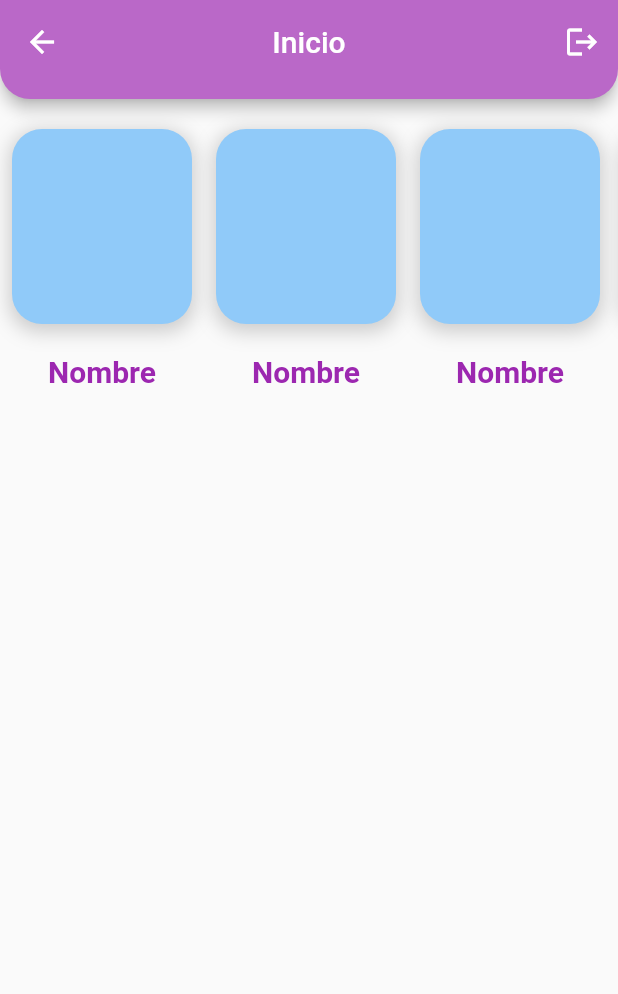
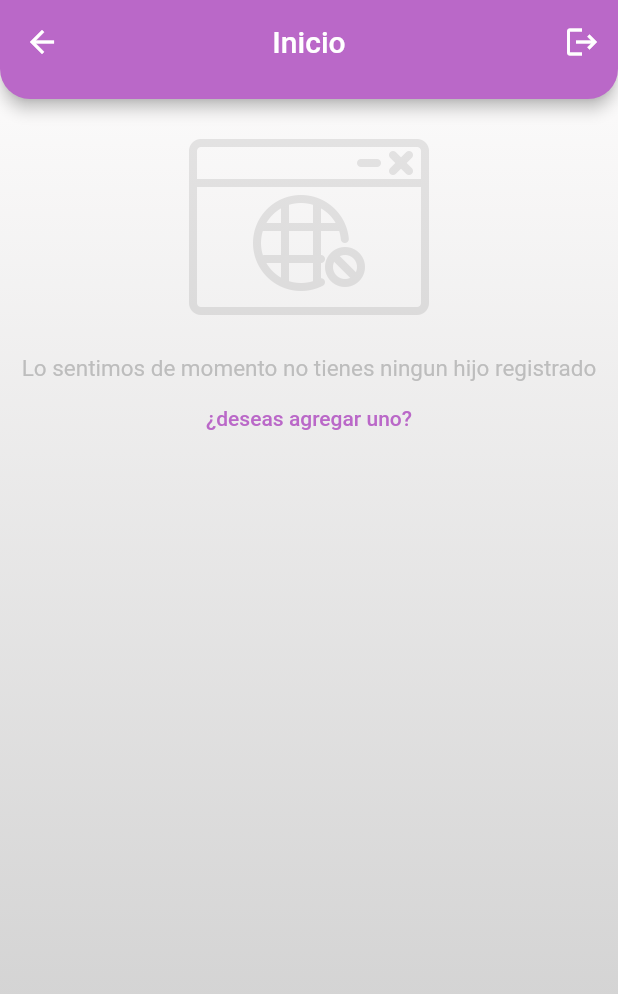
Before and after one commit to DanielVilla2223/KidsKeeper, a Flutter app: the UserHome screen opened by its route, on a phone screen of 412 x 824 dp. Shown: the top 994 px of the screen. Run offline on Flutter 3.47's test engine with Material 2 defaults, Android fonts, the phone set to English and light mode, and no system bars.

Commit message:
Implementation on The home Application

```diff
--- a/taller_investigacion/lib/main.dart
+++ b/taller_investigacion/lib/main.dart
@@ -1,4 +1,5 @@
 import 'package:flutter/material.dart';
+import 'package:taller_investigacion/pages/add_newchild.dart';
 import 'package:taller_investigacion/pages/create_user.dart';
 import 'package:taller_investigacion/pages/login_page.dart';
 import 'package:taller_investigacion/pages/user_home.dart';
@@ -17,12 +18,13 @@ class MyApp extends StatelessWidget {
         '/login': (context) => const Home(title: 'Child Protection'),
         '/create': (context) => const CreateUser(),
         '/user': (context) => const UserHome(),
+        '/NewChild': (context) => const AddNewChild(),
       },
       title: 'Material App',
       theme: ThemeData(
         primarySwatch: Colors.blue,
       ),
-      initialRoute: '/user',
+      initialRoute: '/create',
     );
   }
 }
--- a/taller_investigacion/lib/pages/user_home.dart
+++ b/taller_investigacion/lib/pages/user_home.dart
@@ -10,8 +10,24 @@ class UserHome extends StatefulWidget {
 
 class _UserHomeState extends State<UserHome> {
   @override
+  void initState() {
+    super.initState();
+  }
+
+  @override
   Widget build(BuildContext context) {
-    return Scaffold(
+    return Container(
+      decoration: const BoxDecoration(
+          gradient: LinearGradient(
+        begin: Alignment.topCenter,
+        end: Alignment.bottomCenter,
+        colors: [
+          Color.fromARGB(255, 255, 254, 254),
+          Color.fromARGB(255, 202, 202, 202),
+        ],
+      )),
+      child: Scaffold(
+        backgroundColor: Colors.transparent,
         appBar: AppBar(
           backgroundColor: Colors.purple.shade300,
           title: const Text('Inicio'),
@@ -38,15 +54,31 @@ class _UserHomeState extends State<UserHome> {
         ),
         body: Align(
           alignment: Alignment.topCenter,
-          child: ListView(
-            scrollDirection: Axis.horizontal,
+          child: Column(
             children: [
-              CustomColumn(),
-              CustomColumn(),
-              CustomColumn(),
-              CustomColumn(),
+              Image.asset(
+                scale: 3,
+                color: Colors.white.withOpacity(0.09),
+                colorBlendMode: BlendMode.modulate,
+                'assets/images/obstruido.png',
+              ),
+              Text(
+                'Lo sentimos de momento no tienes ningun hijo registrado',
+                textAlign: TextAlign.center,
+                style: TextStyle(fontSize: 15, color: Colors.grey.shade400),
+              ),
+              TextButton(
+                  onPressed: () {
+                    Navigator.pushNamed(context, '/NewChild');
+                  },
+                  child: Text(
+                    '¿deseas agregar uno?',
+                    style: TextStyle(color: Colors.purple.shade300),
+                  ))
             ],
-          )),
+          ),
+        ),
+      ),
     );
   }
 }
--- a/taller_investigacion/lib/widgets/custom_column.dart
+++ b/taller_investigacion/lib/widgets/custom_column.dart
@@ -25,9 +25,9 @@ class CustomColumn extends StatelessWidget {
           height: 130,
           width: 120,
         ),
-        Text(
+        const Text(
           'Nombre',
-          style: const TextStyle(
+          style: TextStyle(
             fontSize: 20,
             fontWeight: FontWeight.bold,
             color: Colors.purple,
```
Also changed, not shown: taller_investigacion/lib/pages/add_newchild.dart (added, +213 -0 lines), taller_investigacion/assets/images/obstruido.png (added), taller_investigacion/assets/images/student-female.png (added), taller_investigacion/assets/images/student.png (added). Lines whose indentation alone changed are shown as unchanged.
